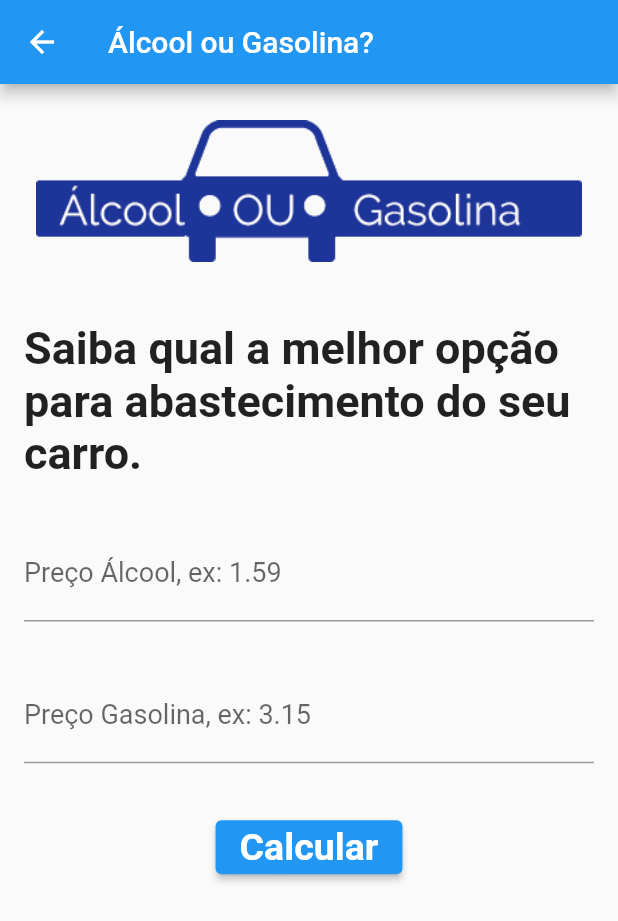
After one commit to denysrichter4/curso_flutter, a Flutter app: the screen it shows after launch, after a tap on "Álcool ou Gasolina?", on a phone screen of 412 x 824 dp. The commit adds this screen. Shown: the top 921 px of the screen. Run offline on Flutter 3.47's test engine with Material 2 defaults, Android fonts, the phone set to English and light mode, and no system bars.

Commit message:
create new module -> calculo combustivel

```diff
--- /dev/null
+++ b/lib/alcool_ou_gasolina/alcool_ou_gasolina.dart
@@ -0,0 +1,128 @@
+import 'dart:math';
+import 'package:flutter/material.dart';
+
+class AlcoolOuGasolina extends StatefulWidget {
+  const AlcoolOuGasolina({Key? key}) : super(key: key);
+
+  @override
+  _AlcoolOuGasolinaState createState() => _AlcoolOuGasolinaState();
+}
+
+class _AlcoolOuGasolinaState extends State<AlcoolOuGasolina> {
+
+  var _title = "Álcool ou Gasolina?";
+  var _image = "images/alcool_ou_gasolina/logo.png";
+  var _description = "Saiba qual a melhor opção "
+      "para abastecimento do seu carro.";
+  var _label_alcool = "Preço Álcool, ex: 1.59";
+  var _label_gasolina = "Preço Gasolina, ex: 3.15";
+  var _label_calcular = "Calcular";
+  TextEditingController _textEditingControllerAlcool = TextEditingController();
+  TextEditingController _textEditingControllerGasolina = TextEditingController();
+  var _resultado = "";
+
+  void _calculate(String alcool, String gasolina){
+    setState(() {
+      if(alcool.isEmpty || gasolina.isEmpty){
+        _description = "Saiba qual a melhor opção "
+            "para abastecimento do seu carro.";
+        _resultado = "";
+      }
+      else{
+        _description = "Essa é a melhor opção "
+            "para abastecimento do seu carro: ";
+        if(_toDouble(alcool) >= (_toDouble(gasolina)*0.74)){
+          _resultado = "Gasolina";
+        }else{
+          _resultado = "Álcool";
+        }
+      }
+    });
+  }
+
+  double _toDouble(String value){
+    return double.parse(value);
+  }
+
+  @override
+  Widget build(BuildContext context) {
+    return Scaffold(
+      appBar: AppBar(
+        title: Text(_title),
+      ),
+      body: Container(
+        child: ListView(
+          children: [
+            Column(
+                mainAxisAlignment: MainAxisAlignment.start,
+                crossAxisAlignment: CrossAxisAlignment.center,
+                children: <Widget>[
+                Padding(
+                  padding: EdgeInsets.all(24),
+                  child: Image.asset(
+                    _image,
+                  ),
+                ),
+                Padding(
+                  padding: EdgeInsets.all(16),
+                  child: Text(
+                    _description + _resultado,
+                    textAlign: TextAlign.start,
+                    style: TextStyle(
+                      fontSize: 30,
+                      fontWeight: FontWeight.bold,
+                    ),
+                  ),
+                ),
+                Padding(
+                  padding: EdgeInsets.all(16),
+                  child: TextField(
+                    textAlign: TextAlign.start,
+                    controller: _textEditingControllerAlcool,
+                    keyboardType: TextInputType.number,
+                    decoration: InputDecoration(
+                      labelText: _label_alcool,
+                    ),
+                    style: TextStyle(
+                      fontSize: 18,
+                    ),
+                  ),
+                ),
+                Padding(
+                  padding: EdgeInsets.all(16),
+                  child: TextField(
+                    textAlign: TextAlign.start,
+                    controller: _textEditingControllerGasolina,
+                    keyboardType: TextInputType.number,
+                    decoration: InputDecoration(
+                      labelText: _label_gasolina,
+                    ),
+                    style: TextStyle(
+                      fontSize: 18,
+                    ),
+                  ),
+                ),
+                Padding(
+                  padding: EdgeInsets.all(16),
+                  child: ElevatedButton(
+                    onPressed: (){
+                     _calculate(_textEditingControllerAlcool.text, _textEditingControllerGasolina.text);
+                    },
+                    child: Text(
+                      _label_calcular,
+                      style: TextStyle(
+                          fontSize: 25,
+                          fontWeight: FontWeight.bold,
+                          color: Colors.white
+                      ),
+                    ),
+                  ),
+                ),
+                ]
+            ),
+          ],
+        ),
+      ),
+    );
+  }
+}
--- a/lib/lista_de_todos_os_apps/lista_de_apps.dart
+++ b/lib/lista_de_todos_os_apps/lista_de_apps.dart
@@ -5,6 +5,7 @@ import 'package:curso_flutter/CrudSimples/routes/app_routes.dart';
 import 'package:curso_flutter/CrudSimples/views/user_form.dart';
 import 'package:curso_flutter/componentes/Componentes.dart';
 import 'package:curso_flutter/frases_do_dia/FrasesDoDia.dart';
+import 'package:curso_flutter/alcool_ou_gasolina/alcool_ou_gasolina.dart';
 import 'package:curso_flutter/lista_de_todos_os_apps/routes.dart';
 import 'package:provider/provider.dart';
 
@@ -31,6 +32,7 @@ class ListaDeApps extends StatelessWidget {
           Routes.CRUD_SIMPLES: (_)=> UserList(),
           Routes.FRASES_DO_DIA: (_)=> FrasesDoDia(),
           Routes.JOKENPO: (_)=> Jokenpo(),
+          Routes.ALCOOL_OU_GASOLINA: (_)=> AlcoolOuGasolina(),
           AppRoutes.USER_FORM: (_)=> UserForm()
         },
       ),
@@ -100,6 +102,19 @@ class MyappHomeList extends StatelessWidget{
               ),
             ),
           ),
+          TextButton(
+            onPressed: (){
+              Navigator.of(context).pushNamed(
+                  Routes.ALCOOL_OU_GASOLINA
+              );
+            },
+            child:Text(
+              'Álcool ou Gasolina?',
+              style: TextStyle(
+                fontSize: 30,
+              ),
+            ),
+          ),
         ],
       ),
     );
--- a/lib/lista_de_todos_os_apps/routes.dart
+++ b/lib/lista_de_todos_os_apps/routes.dart
@@ -4,5 +4,6 @@ class Routes{
   static const COMPONENTES = '/componentes';
   static const FRASES_DO_DIA = '/frases-do-dia';
   static const JOKENPO = '/jokenpo';
+  static const ALCOOL_OU_GASOLINA = '/alcool_ou_gasolina';
 
 }
--- a/pubspec.yaml
+++ b/pubspec.yaml
@@ -50,6 +50,7 @@ flutter:
   #   - images/a_dot_ham.jpeg
 
   assets:
+     - images/alcool_ou_gasolina/logo.png
      - images/frases_do_dia/logo.png
      - images/jokenpo/padrao.png
      - images/jokenpo/papel.png
```
Also changed, not shown: images/alcool_ou_gasolina/logo.png (added).
